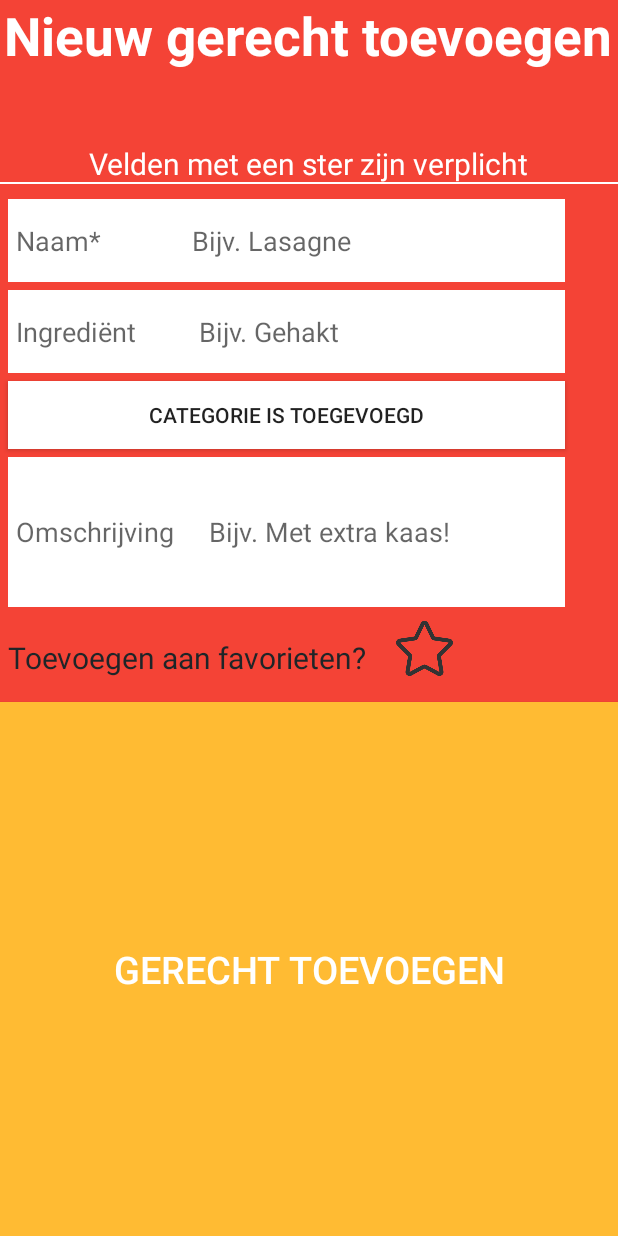
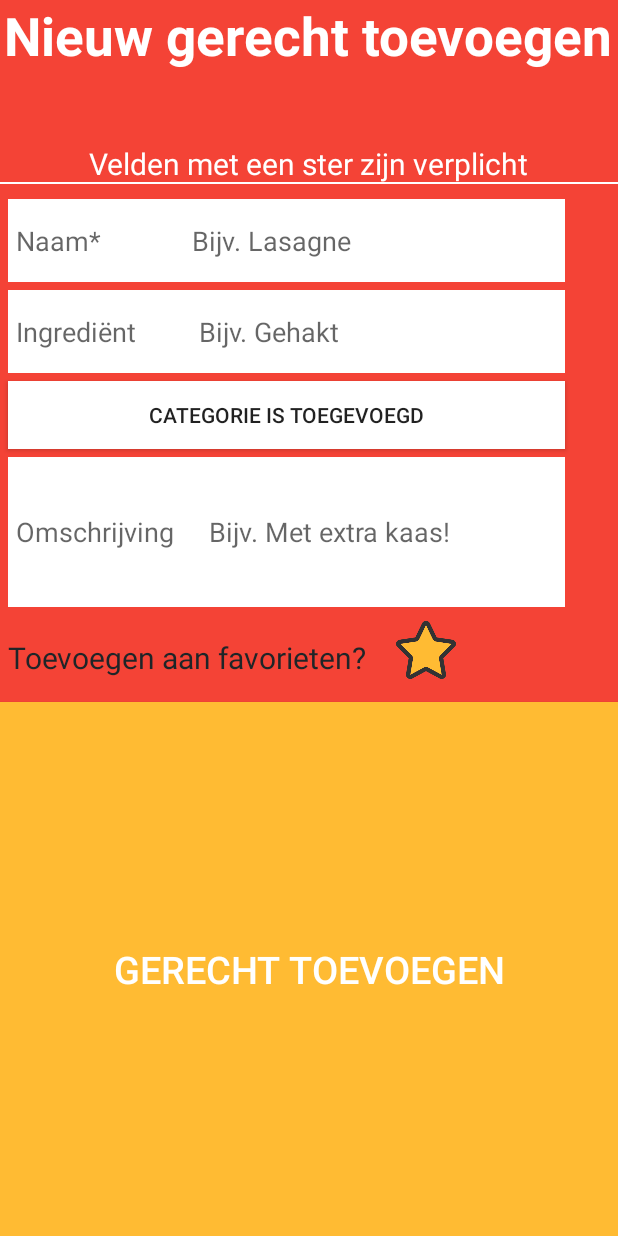
Before and after one commit to Spyron10/APProject, an Android app: the AddGerecht screen opened directly, with no data from a screen before it, after a tap on "GERECHT TOEVOEGEN", on a phone screen of 412 x 824 dp. Run offline under Robolectric (Android 15) with nearby library versions, the phone set to English and light mode, and no system bars; 1 statement that could not run was skipped; 1 other tap on this screen came first.

Commit message:
AddGerecht deels klaar
Wat nog moet:
- Favoriet unclicken
- Categorie toevoegen
- Ingredienten toevoegen

```diff
--- a/app/src/main/java/com/example/shay/etenapptest/AddGerecht.java
+++ b/app/src/main/java/com/example/shay/etenapptest/AddGerecht.java
@@ -2,11 +2,15 @@ package com.example.shay.etenapptest;
 
 import android.app.Activity;
 import android.content.Intent;
+import android.database.Cursor;
+import android.database.sqlite.SQLiteDatabase;
 import android.os.Bundle;
 import android.util.Log;
 import android.view.View;
 import android.view.View.OnClickListener;
 import android.widget.Button;
+import android.widget.ImageButton;
+import android.widget.TextView;
 import android.widget.Toast;
 
 /**
@@ -16,14 +20,35 @@ public class AddGerecht extends Activity
 {
 
     boolean categorieboolean;
+    int favoriet = 0;
+    ImageButton star;
+
 
     @Override
     protected void onCreate(Bundle savedInstanceState) {
         super.onCreate(savedInstanceState);
         setContentView(R.layout.add_gerecht);
 
+        star = (ImageButton)findViewById(R.id.favorieten_knop);
+        star.setOnClickListener(addFavorite);
+
         checkCategorie();
     }
+
+
+    View.OnClickListener addFavorite = new View.OnClickListener() {
+
+        public void onClick(View v) {
+            favoriet = 1;
+            star.setBackgroundResource(R.drawable.favoriet_pressed);
+            Toast.makeText(getApplicationContext(),
+                    "Toegevoegd aan favorieten", Toast.LENGTH_LONG).show();
+
+        }
+
+    };
+
+
 
     public void checkCategorie()
     {
@@ -42,7 +67,7 @@ public class AddGerecht extends Activity
                 public void onClick(View v)
                 {
                     categorieknop.setText("Categorie wijzigen");
-                    categorieboolean = false;
+                    // categorieboolean = false;
                 }
             };
             categorieknop.setOnClickListener(categorieButton);
@@ -56,18 +81,29 @@ public class AddGerecht extends Activity
         }
     }
 
-    public void addFavorite (View v)
-    {
-        Toast.makeText(getApplicationContext(),
-        "Toegevoegd aan Favorieten! (niet echt)", Toast.LENGTH_LONG).show();
-    }
+
 
     /* onderste knop die gerecht toe gaat voegen aan database,
     *  en vervolgens de gebruiker doorsturen naar een nieuw scherm.
     */
     public void sendGerecht (View v)
     {
+
+        SQLiteDatabase db = openOrCreateDatabase("EDB", MODE_PRIVATE, null);
+
+
+        TextView gerechtnaam = (TextView) findViewById(R.id.naamgerecht);
+        TextView gerechtomschrijving = (TextView) findViewById(R.id.omschrijvinggerecht);
+
+        String gerecht = gerechtnaam.getText().toString();
+        String omschrijving = gerechtnaam.getText().toString();
+
+
+        db.execSQL("INSERT INTO Gerechten (naam,favoriet,omschrijving) VALUES ('"+ gerecht +"','1','"+ omschrijving +"')");
+
+
+
         Toast.makeText(getApplicationContext(),
-        "Gerecht aangemaakt! (maar niet echt)", Toast.LENGTH_LONG).show();
+        "Gerecht aangemaakt! check je favorieten", Toast.LENGTH_LONG).show();
     }
 }
--- a/app/src/main/java/com/example/shay/etenapptest/hoer.java
+++ /dev/null
@@ -1,7 +0,0 @@
-package com.example.shay.etenapptest;
-
-/**
- * Created by Jamon on 12/17/2014.
- */
-public class hoer {
-}
--- a/app/src/main/res/drawable/favoriet_selector.xml
+++ b/app/src/main/res/drawable/favoriet_selector.xml
@@ -1,9 +1,16 @@
 <?xml version="1.0" encoding="utf-8"?>
  <selector xmlns:android="http://schemas.android.com/apk/res/android">
     <item
-         android:state_pressed="true"
-         android:drawable="@drawable/favoriet_pressed"
+        android:drawable="@drawable/favoriet_pressed"
+        android:state_pressed="true"
+        /> <!-- pressed -->
+
+    <item
+    android:drawable="@drawable/favoriet_pressed"
+    android:state_selected="true"
     /> <!-- pressed -->
+
+
 
     <item
          android:drawable="@drawable/favoriet_open"
--- a/app/src/main/res/layout/add_gerecht.xml
+++ b/app/src/main/res/layout/add_gerecht.xml
@@ -130,13 +130,14 @@
         android:layout_toEndOf="@+id/favorieten_text"
         android:layout_toRightOf="@+id/favorieten_text"
         android:layout_below="@id/omschrijvinggerecht"
-        android:src="@drawable/favoriet_selector"
-        android:background="@null"
+
+        android:background="@drawable/favoriet_selector"
         android:scaleType="fitCenter"
         android:onClick="addFavorite"
         android:paddingEnd="2dp"
         android:paddingRight="2dp"
         android:paddingBottom="2dp"
+        android:clickable="true"
     />
 
     <!-- gerecht toevoegen knop -->
```
Also changed, not shown: 1 other file.
